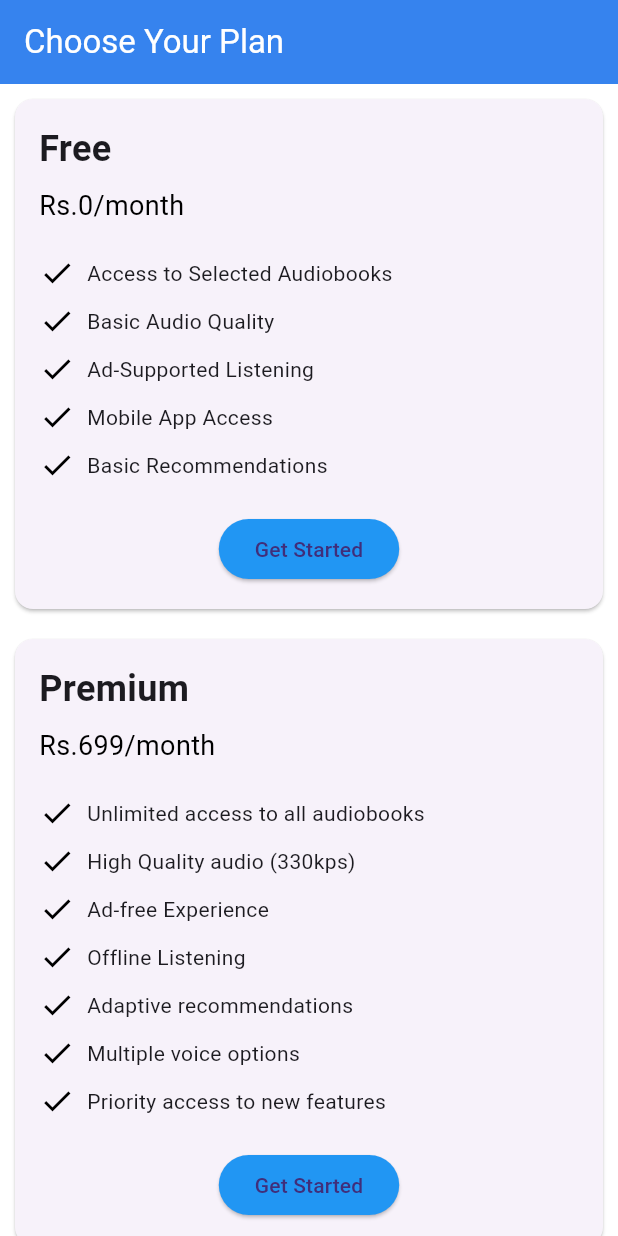
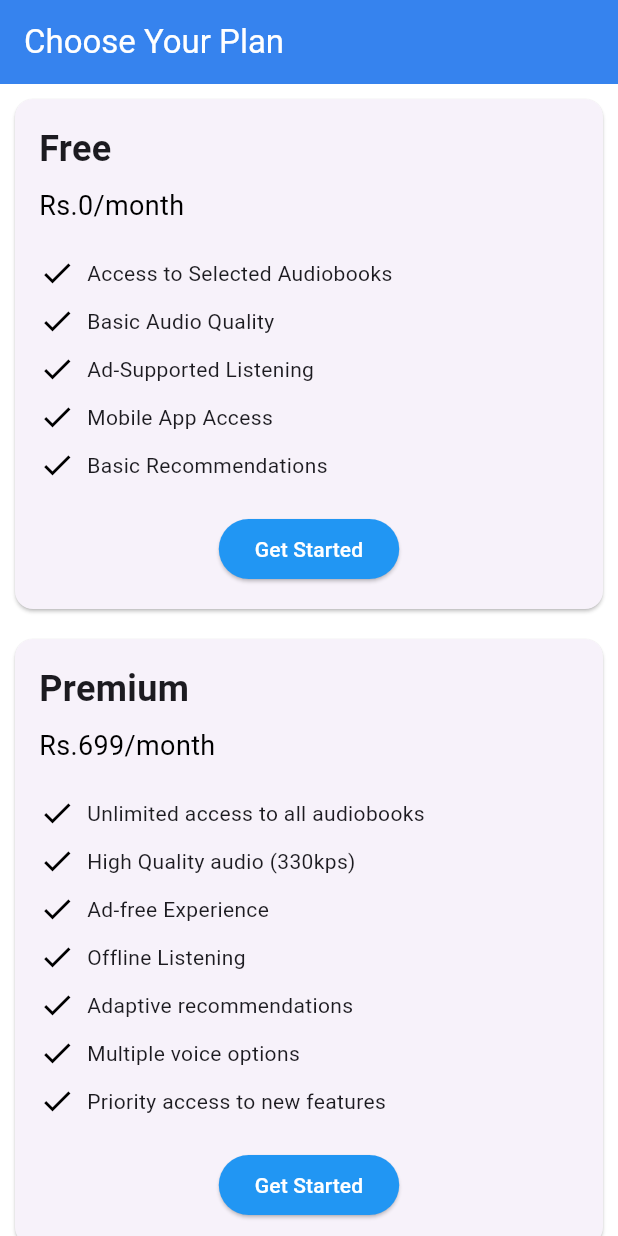
Before and after one commit to savinuonline/narratra, a Flutter app: the SubscriptionPage screen opened directly, on a phone screen of 412 x 824 dp. Run offline on Flutter 3.47's test engine with Material 3 defaults, Android fonts, the phone set to English and light mode, and no system bars; our stand-ins replace cloud_firestore, firebase_auth, firebase_core, firebase_dynamic_links, firebase_messaging, firebase_storage and 11 more; missing offline and left inert: audio_session; accounts and stored records are empty.

Commit message:
Change the Font Color of the 'Get Started' Button

```diff
--- a/lib/pages/subscription.dart
+++ b/lib/pages/subscription.dart
@@ -110,7 +110,9 @@
                 style: ElevatedButton.styleFrom(
                   backgroundColor: Colors.blue,
                 ),
-                child: Text('Get Started'),
+                child: Text(
+                  'Get Started',
+                  style: TextStyle(color: Colors.white)),
               ),
             ),
           ],
```
